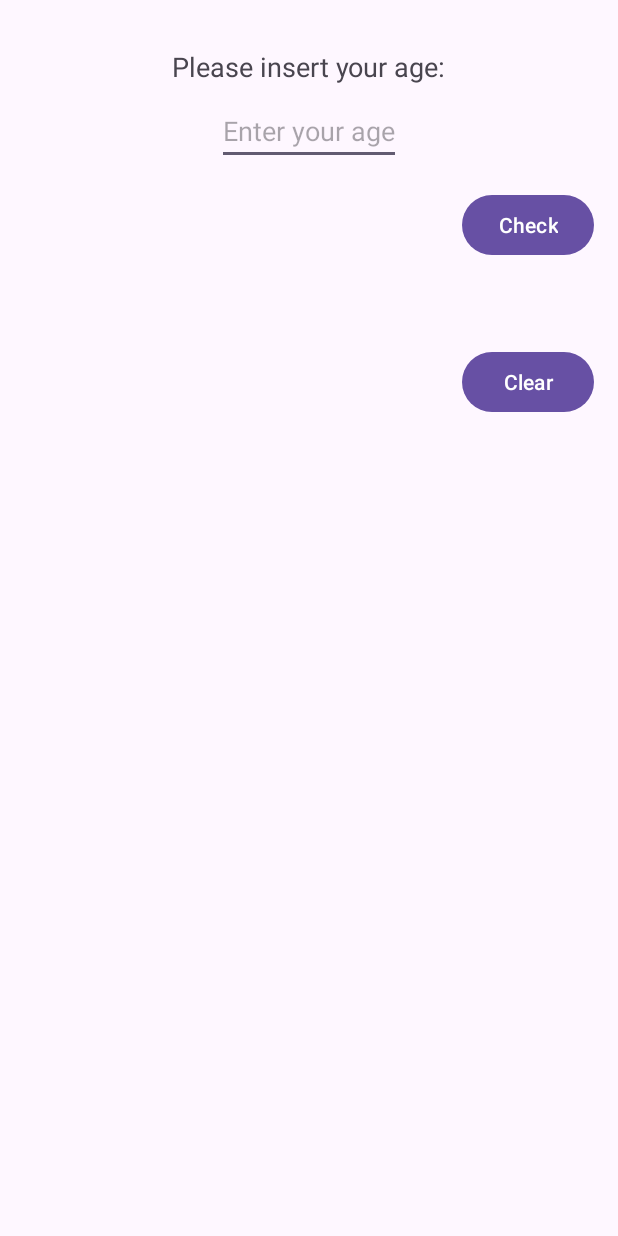
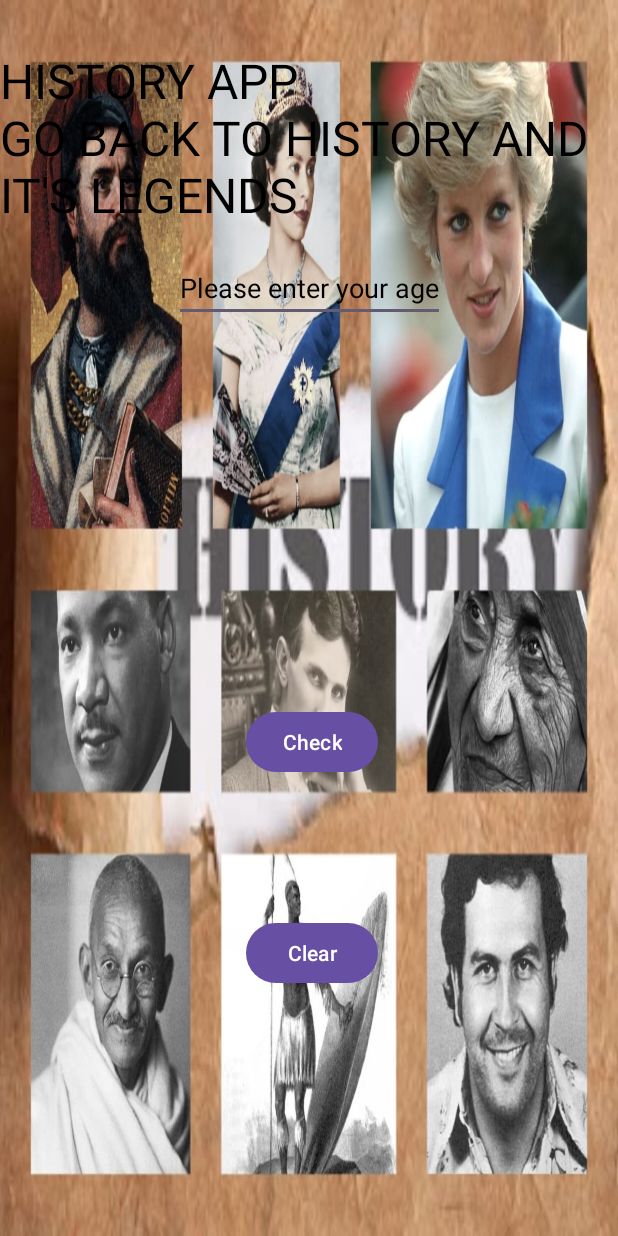
Before and after one commit to princessmhlongo/historicalappassignment, an Android app: the screen it shows after launch (MainActivity), on a phone screen of 412 x 824 dp. Run offline under Robolectric (Android 15) with nearby library versions, the light colour scheme and no system bars.

Commit message:
02-commit-background updated.

```diff
--- a/app/src/main/res/layout/activity_main.xml
+++ b/app/src/main/res/layout/activity_main.xml
@@ -4,59 +4,64 @@
     xmlns:tools="http://schemas.android.com/tools"
     android:layout_width="match_parent"
     android:layout_height="match_parent"
+    android:background="@drawable/image"
     tools:context=".MainActivity">
 
     <TextView
         android:id="@+id/instructionTextView"
         android:layout_width="wrap_content"
         android:layout_height="wrap_content"
-        android:text="Please insert your age:"
-        app:layout_constraintTop_toTopOf="parent"
+        android:layout_marginTop="32dp"
+        android:text="HISTORY APP
+                      GO BACK TO HISTORY AND IT'S LEGENDS"
+        android:textColor="@color/black"
+        android:textSize="32dp"
+        app:layout_constraintEnd_toEndOf="parent"
         app:layout_constraintStart_toStartOf="parent"
-        app:layout_constraintEnd_toEndOf="parent"
-        android:layout_marginTop="32dp"
-        android:textSize="18sp"/>
+        app:layout_constraintTop_toTopOf="parent" />
 
     <EditText
         android:id="@+id/ageEditText"
         android:layout_width="wrap_content"
         android:layout_height="wrap_content"
-        app:layout_constraintTop_toBottomOf="@+id/instructionTextView"
+        android:layout_marginTop="18dp"
+        android:textColorHint="@color/black"
+        android:hint="Please enter your age"
+        android:inputType="number"
+        app:layout_constraintEnd_toEndOf="parent"
         app:layout_constraintStart_toStartOf="parent"
-        app:layout_constraintEnd_toEndOf="parent"
-        android:inputType="number"
-        android:hint="Enter your age"
-        android:layout_marginTop="8dp"/>
+        app:layout_constraintTop_toBottomOf="@+id/instructionTextView" />
 
     <Button
         android:id="@+id/checkButton"
         android:layout_width="wrap_content"
         android:layout_height="wrap_content"
+        android:layout_marginTop="256dp"
+        android:layout_marginEnd="160dp"
         android:text="Check"
-        app:layout_constraintTop_toBottomOf="@+id/ageEditText"
         app:layout_constraintEnd_toEndOf="parent"
-        android:layout_marginTop="16dp"
-        android:layout_marginEnd="16dp"/>
+        app:layout_constraintTop_toBottomOf="@+id/ageEditText" />
 
     <TextView
         android:id="@+id/resultTextView"
         android:layout_width="wrap_content"
         android:layout_height="wrap_content"
+        android:layout_marginTop="24dp"
         android:text=""
-        app:layout_constraintTop_toBottomOf="@+id/checkButton"
+        android:textColor="@color/black"
+        android:textSize="24dp"
+        app:layout_constraintEnd_toEndOf="parent"
         app:layout_constraintStart_toStartOf="parent"
-        app:layout_constraintEnd_toEndOf="parent"
-        android:layout_marginTop="16dp"
-        android:textSize="18sp"/>
+        app:layout_constraintTop_toBottomOf="@+id/checkButton" />
 
     <Button
         android:id="@+id/clearButton"
         android:layout_width="wrap_content"
         android:layout_height="wrap_content"
+        android:layout_marginTop="36dp"
+        android:layout_marginEnd="160dp"
         android:text="Clear"
-        app:layout_constraintTop_toBottomOf="@+id/resultTextView"
         app:layout_constraintEnd_toEndOf="parent"
-        android:layout_marginTop="16dp"
-        android:layout_marginEnd="16dp"/>
+        app:layout_constraintTop_toBottomOf="@+id/resultTextView" />
 
 </androidx.constraintlayout.widget.ConstraintLayout>
```
